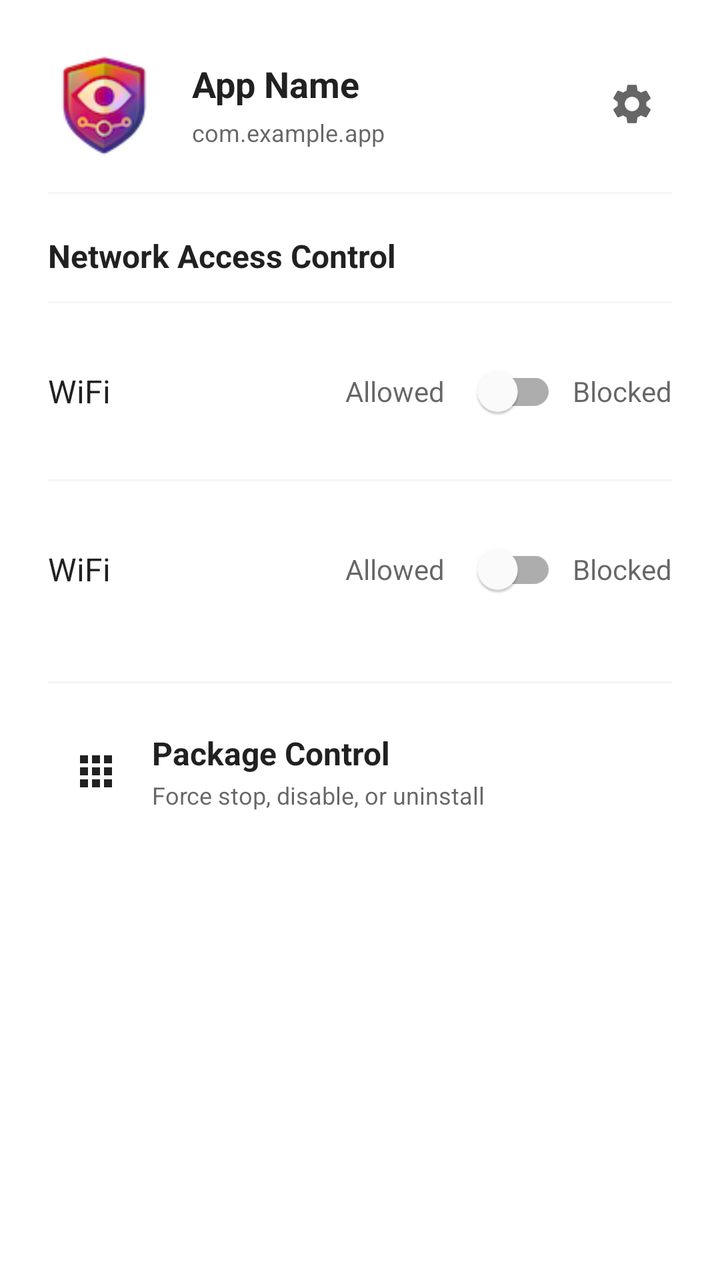
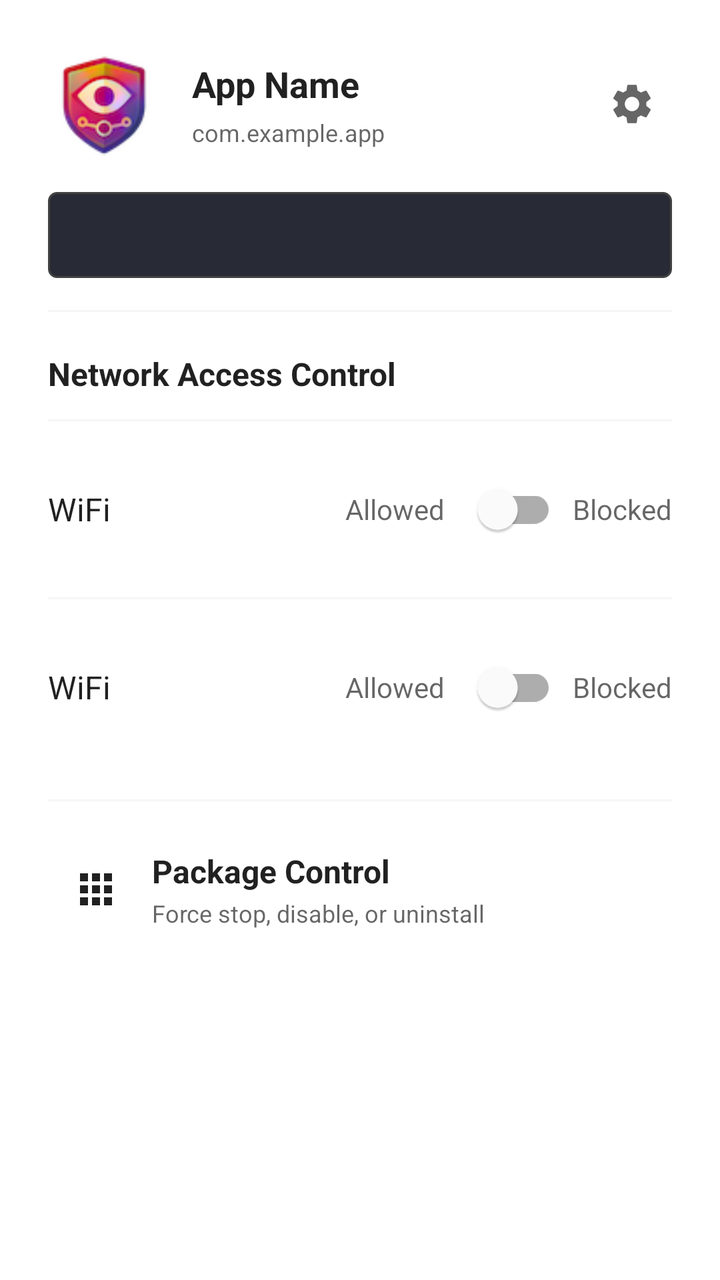

Before-and-after screenshots of an Android layout around one commit, followed by the original layout XML and the change that was made.
<!-- AndroidManifest.xml: fallback theme Theme.MaterialComponents.DayNight.NoActionBar -->
<!-- res/layout/bottom_sheet_package_action_granular.xml -->
<?xml version="1.0" encoding="utf-8"?>
<androidx.core.widget.NestedScrollView xmlns:android="http://schemas.android.com/apk/res/android"
    xmlns:app="http://schemas.android.com/apk/res-auto"
    android:layout_width="match_parent"
    android:layout_height="wrap_content"
    android:fillViewport="true">

    <LinearLayout
        android:layout_width="match_parent"
        android:layout_height="wrap_content"
        android:orientation="vertical"
        android:padding="24dp">

        
        <LinearLayout
            android:layout_width="match_parent"
            android:layout_height="wrap_content"
            android:orientation="horizontal"
            android:gravity="center_vertical"
            android:paddingBottom="16dp">

            <ImageView
                android:id="@+id/action_sheet_app_icon"
                android:layout_width="56dp"
                android:layout_height="56dp"
                android:src="@drawable/de1984_icon"
                android:contentDescription="@string/cd_app_icon" />

            <LinearLayout
                android:layout_width="0dp"
                android:layout_height="wrap_content"
                android:layout_weight="1"
                android:layout_marginStart="16dp"
                android:orientation="vertical">

                <TextView
                    android:id="@+id/action_sheet_app_name"
                    android:layout_width="match_parent"
                    android:layout_height="wrap_content"
                    android:text="@string/action_sheet_placeholder_app_name"
                    android:textSize="18sp"
                    android:textStyle="bold"
                    android:textColor="?android:attr/textColorPrimary"
                    android:maxLines="1"
                    android:ellipsize="end" />

                <TextView
                    android:id="@+id/action_sheet_package_name"
                    android:layout_width="match_parent"
                    android:layout_height="wrap_content"
                    android:layout_marginTop="4dp"
                    android:text="@string/action_sheet_placeholder_package_name"
                    android:textSize="12sp"
                    android:textColor="?android:attr/textColorSecondary"
                    android:maxLines="1"
                    android:ellipsize="end" />

            </LinearLayout>

            
            <ImageView
                android:id="@+id/action_sheet_settings_icon"
                android:layout_width="40dp"
                android:layout_height="40dp"
                android:layout_marginStart="8dp"
                android:src="@drawable/ic_settings"
                android:padding="8dp"
                android:background="?attr/selectableItemBackgroundBorderless"
                android:contentDescription="@string/cd_open_app_settings"
                app:tint="?android:attr/textColorSecondary" />

        </LinearLayout>

        
        <include
            android:id="@+id/protection_warning_banner"
            layout="@layout/protection_warning_banner"
            android:layout_width="match_parent"
            android:layout_height="wrap_content"
            android:visibility="gone" />

        
        <View
            android:layout_width="match_parent"
            android:layout_height="1dp"
            android:background="?android:attr/listDivider"
            android:alpha="0.3"
            android:layout_marginTop="0dp"
            android:layout_marginBottom="16dp" />

        
        <TextView
            android:layout_width="match_parent"
            android:layout_height="wrap_content"
            android:text="@string/action_sheet_section_network_access"
            android:textSize="16sp"
            android:textStyle="bold"
            android:textColor="?android:attr/textColorPrimary"
            android:layout_marginTop="4dp"
            android:paddingBottom="12dp" />

        
        <View
            android:layout_width="match_parent"
            android:layout_height="1dp"
            android:background="?android:attr/listDivider"
            android:alpha="0.3"
            android:layout_marginBottom="12dp" />

        
        <include
            android:id="@+id/wifi_toggle"
            layout="@layout/network_type_toggle"
            android:layout_width="match_parent"
            android:layout_height="wrap_content" />

        
        <View
            android:layout_width="match_parent"
            android:layout_height="1dp"
            android:background="?android:attr/listDivider"
            android:alpha="0.3"
            android:layout_marginTop="12dp"
            android:layout_marginBottom="12dp" />

        
        <include
            android:id="@+id/mobile_toggle"
            layout="@layout/network_type_toggle"
            android:layout_width="match_parent"
            android:layout_height="wrap_content" />

        
        <View
            android:id="@+id/roaming_divider"
            android:layout_width="match_parent"
            android:layout_height="1dp"
            android:background="?android:attr/listDivider"
            android:alpha="0.3"
            android:layout_marginTop="12dp"
            android:layout_marginBottom="12dp"
            android:visibility="gone" />

        
        <include
            android:id="@+id/roaming_toggle"
            layout="@layout/network_type_toggle"
            android:layout_width="match_parent"
            android:layout_height="wrap_content"
            android:visibility="gone" />

        
        <View
            android:id="@+id/lan_divider"
            android:layout_width="match_parent"
            android:layout_height="1dp"
            android:background="?android:attr/listDivider"
            android:alpha="0.3"
            android:layout_marginTop="12dp"
            android:layout_marginBottom="12dp"
            android:visibility="gone" />

        
        <include
            android:id="@+id/lan_toggle"
            layout="@layout/network_type_toggle"
            android:layout_width="match_parent"
            android:layout_height="wrap_content"
            android:visibility="gone" />

        
        <View
            android:id="@+id/foreground_only_divider"
            android:layout_width="match_parent"
            android:layout_height="1dp"
            android:background="?android:attr/listDivider"
            android:alpha="0.3"
            android:layout_marginTop="12dp"
            android:layout_marginBottom="12dp"
            android:visibility="gone" />

        
        <include
            android:id="@+id/foreground_only_toggle"
            layout="@layout/network_type_toggle"
            android:layout_width="match_parent"
            android:layout_height="wrap_content"
            android:visibility="gone" />

        
        <LinearLayout
            android:id="@+id/loading_indicator"
            android:layout_width="match_parent"
            android:layout_height="wrap_content"
            android:orientation="horizontal"
            android:gravity="center"
            android:padding="16dp"
            android:visibility="gone">

            <ProgressBar
                android:layout_width="24dp"
                android:layout_height="24dp"
                android:indeterminate="true" />

            <TextView
                android:layout_width="wrap_content"
                android:layout_height="wrap_content"
                android:layout_marginStart="12dp"
                android:text="@string/action_sheet_status_updating"
                android:textSize="14sp"
                android:textColor="?android:attr/textColorSecondary" />

        </LinearLayout>

        
        <TextView
            android:id="@+id/info_message"
            android:layout_width="match_parent"
            android:layout_height="wrap_content"
            android:layout_marginTop="16dp"
            android:textSize="12sp"
            android:textColor="?android:attr/textColorSecondary"
            android:gravity="center"
            android:alpha="0.7"
            android:lineSpacingMultiplier="1.2"
            android:visibility="gone" />

        
        <View
            android:layout_width="match_parent"
            android:layout_height="1dp"
            android:background="?android:attr/listDivider"
            android:alpha="0.3"
            android:layout_marginTop="24dp"
            android:layout_marginBottom="12dp" />

        
        <LinearLayout
            android:id="@+id/manage_app_action"
            android:layout_width="match_parent"
            android:layout_height="wrap_content"
            android:orientation="horizontal"
            android:padding="12dp"
            android:gravity="center_vertical"
            android:background="?attr/selectableItemBackground"
            android:clickable="true"
            android:focusable="true">

            <ImageView
                android:layout_width="24dp"
                android:layout_height="24dp"
                android:src="@drawable/ic_apps"
                app:tint="?android:attr/textColorPrimary"
                android:contentDescription="@string/cd_package_control_icon" />

            <LinearLayout
                android:layout_width="0dp"
                android:layout_height="wrap_content"
                android:layout_weight="1"
                android:layout_marginStart="16dp"
                android:orientation="vertical">

                <TextView
                    android:layout_width="match_parent"
                    android:layout_height="wrap_content"
                    android:text="@string/action_sheet_section_package_control"
                    android:textSize="16sp"
                    android:textStyle="bold"
                    android:textColor="?android:attr/textColorPrimary" />

                <TextView
                    android:layout_width="match_parent"
                    android:layout_height="wrap_content"
                    android:layout_marginTop="2dp"
                    android:text="@string/action_sheet_section_package_control_desc"
                    android:textSize="12sp"
                    android:textColor="?android:attr/textColorSecondary" />

            </LinearLayout>

        </LinearLayout>

    </LinearLayout>

</androidx.core.widget.NestedScrollView>
<!-- res/layout/protection_warning_banner.xml (included above) -->
<?xml version="1.0" encoding="utf-8"?>
<LinearLayout xmlns:android="http://schemas.android.com/apk/res/android"
    xmlns:app="http://schemas.android.com/apk/res-auto"
    android:layout_width="match_parent"
    android:layout_height="wrap_content"
    android:orientation="vertical"
    android:background="@drawable/warning_banner_background"
    android:padding="12dp"
    android:layout_marginTop="0dp"
    android:layout_marginBottom="4dp">

    
    <TextView
        android:id="@+id/banner_title"
        android:layout_width="match_parent"
        android:layout_height="wrap_content"
        android:text="@string/protection_banner_title"
        android:textSize="14sp"
        android:textStyle="bold"
        android:textColor="@color/warning_orange" />

    
    <TextView
        android:id="@+id/banner_message"
        android:layout_width="match_parent"
        android:layout_height="wrap_content"
        android:layout_marginTop="4dp"
        android:text="@string/protection_banner_message_firewall"
        android:textSize="12sp"
        android:textColor="?android:attr/textColorSecondary"
        android:lineSpacingMultiplier="1.2" />

    
    <com.google.android.material.button.MaterialButton
        android:id="@+id/banner_settings_button"
        style="@style/Widget.Material3.Button.TextButton"
        android:layout_width="wrap_content"
        android:layout_height="wrap_content"
        android:layout_marginTop="4dp"
        android:text="@string/protection_banner_button"
        android:textSize="12sp"
        android:minHeight="36dp"
        android:paddingTop="4dp"
        android:paddingBottom="4dp"
        app:icon="@drawable/ic_settings"
        app:iconSize="16dp"
        android:layout_gravity="end" />

</LinearLayout>
<!-- res/layout/network_type_toggle.xml (included above) -->
<?xml version="1.0" encoding="utf-8"?>
<LinearLayout xmlns:android="http://schemas.android.com/apk/res/android"
    xmlns:app="http://schemas.android.com/apk/res-auto"
    android:layout_width="match_parent"
    android:layout_height="wrap_content"
    android:orientation="horizontal"
    android:gravity="center_vertical"
    android:paddingVertical="8dp">

    
    <LinearLayout
        android:layout_width="0dp"
        android:layout_height="wrap_content"
        android:layout_weight="1"
        android:orientation="vertical">

        
        <TextView
            android:id="@+id/network_type_label"
            android:layout_width="match_parent"
            android:layout_height="wrap_content"
            android:text="@string/firewall_network_label_wifi"
            android:textSize="16sp"
            android:textColor="?android:attr/textColorPrimary" />

        
        <TextView
            android:id="@+id/network_type_subtitle"
            android:layout_width="match_parent"
            android:layout_height="wrap_content"
            android:textSize="12sp"
            android:textColor="?android:attr/textColorSecondary"
            android:visibility="gone" />

    </LinearLayout>

    
    <TextView
        android:id="@+id/label_left"
        android:layout_width="wrap_content"
        android:layout_height="wrap_content"
        android:text="@string/firewall_state_allowed"
        android:textSize="14sp"
        android:textColor="?android:attr/textColorSecondary"
        android:layout_marginEnd="8dp" />

    
    <com.google.android.material.switchmaterial.SwitchMaterial
        android:id="@+id/toggle_switch"
        android:layout_width="wrap_content"
        android:layout_height="wrap_content"
        android:layout_marginEnd="8dp" />

    
    <TextView
        android:id="@+id/label_right"
        android:layout_width="wrap_content"
        android:layout_height="wrap_content"
        android:text="@string/firewall_state_blocked"
        android:textSize="14sp"
        android:textColor="?android:attr/textColorSecondary" />

</LinearLayout>
<!-- resources referenced by this layout -->
<resources>
  <color name="warning_orange">#FF9800</color>
  <!-- drawable de1984_icon: png bitmap (drawable, 8394 bytes) -->
  <!-- drawable ic_apps (drawable) -->
  <vector xmlns:android="http://schemas.android.com/apk/res/android"
      android:width="24dp"
      android:height="24dp"
      android:viewportWidth="24"
      android:viewportHeight="24">
      <path
          android:fillColor="@android:color/white"
          android:pathData="M4,8h4V4H4v4zM10,20h4v-4h-4v4zM4,20h4v-4H4v4zM4,14h4v-4H4v4zM10,14h4v-4h-4v4zM16,4v4h4V4h-4zM10,8h4V4h-4v4zM16,14h4v-4h-4v4zM16,20h4v-4h-4v4z"/>
  </vector>
  <!-- drawable ic_settings (drawable) -->
  <vector xmlns:android="http://schemas.android.com/apk/res/android"
      android:width="24dp"
      android:height="24dp"
      android:viewportWidth="24"
      android:viewportHeight="24">
      <path
          android:fillColor="@android:color/white"
          android:pathData="M19.14,12.94c0.04,-0.3 0.06,-0.61 0.06,-0.94c0,-0.32 -0.02,-0.64 -0.07,-0.94l2.03,-1.58c0.18,-0.14 0.23,-0.41 0.12,-0.61l-1.92,-3.32c-0.12,-0.22 -0.37,-0.29 -0.59,-0.22l-2.39,0.96c-0.5,-0.38 -1.03,-0.7 -1.62,-0.94L14.4,2.81c-0.04,-0.24 -0.24,-0.41 -0.48,-0.41h-3.84c-0.24,0 -0.43,0.17 -0.47,0.41L9.25,5.35C8.66,5.59 8.12,5.92 7.63,6.29L5.24,5.33c-0.22,-0.08 -0.47,0 -0.59,0.22L2.74,8.87C2.62,9.08 2.66,9.34 2.86,9.48l2.03,1.58C4.84,11.36 4.8,11.69 4.8,12s0.02,0.64 0.07,0.94l-2.03,1.58c-0.18,0.14 -0.23,0.41 -0.12,0.61l1.92,3.32c0.12,0.22 0.37,0.29 0.59,0.22l2.39,-0.96c0.5,0.38 1.03,0.7 1.62,0.94l0.36,2.54c0.05,0.24 0.24,0.41 0.48,0.41h3.84c0.24,0 0.44,-0.17 0.47,-0.41l0.36,-2.54c0.59,-0.24 1.13,-0.56 1.62,-0.94l2.39,0.96c0.22,0.08 0.47,0 0.59,-0.22l1.92,-3.32c0.12,-0.22 0.07,-0.47 -0.12,-0.61L19.14,12.94zM12,15.6c-1.98,0 -3.6,-1.62 -3.6,-3.6s1.62,-3.6 3.6,-3.6s3.6,1.62 3.6,3.6S13.98,15.6 12,15.6z"/>
  </vector>
  <!-- drawable warning_banner_background (drawable) -->
  <?xml version="1.0" encoding="utf-8"?>
  <shape xmlns:android="http://schemas.android.com/apk/res/android"
      android:shape="rectangle">
      <solid android:color="#1AFF9800" />
      <corners android:radius="8dp" />
      <stroke
          android:width="1dp"
          android:color="#4DFF9800" />
  </shape>
  <string name="action_sheet_placeholder_app_name">App Name</string>
  <string name="action_sheet_placeholder_package_name">com.example.app</string>
  <string name="action_sheet_section_network_access">Network Access Control</string>
  <string name="action_sheet_section_package_control">Package Control</string>
  <string name="action_sheet_section_package_control_desc">Force stop, disable, or uninstall</string>
  <string name="action_sheet_status_updating">Updating...</string>
  <string name="cd_app_icon">App icon</string>
  <string name="cd_open_app_settings">Open app settings</string>
  <string name="cd_package_control_icon">Package control icon</string>
  <string name="firewall_network_label_wifi">WiFi</string>
  <string name="firewall_state_allowed">Allowed</string>
  <string name="firewall_state_blocked">Blocked</string>
  <string name="protection_banner_button">Settings</string>
  <string name="protection_banner_message_firewall">This package is protected by default. Enable \'Allow Firewall Critical Packages\' in Settings to modify network access.</string>
  <string name="protection_banner_title">🛡️ Protected Package</string>
</resources>

<!-- the commit's change to res/layout/bottom_sheet_package_action_granular.xml (unified diff, before → after) -->
@@ -70,6 +70,16 @@
                 app:tint="?android:attr/textColorSecondary" />
 
         </LinearLayout>
+
+        <TextView
+            android:id="@+id/internet_recommendation"
+            android:layout_width="match_parent"
+            android:layout_height="wrap_content"
+            android:layout_marginBottom="16dp"
+            android:padding="12dp"
+            android:background="@drawable/affects_info_box_background"
+            android:textColor="?android:attr/textColorPrimary"
+            android:textSize="14sp" />
 
         
         <include
<!-- resource entries referenced after the edit -->
@@ -1,6 +1,16 @@
 <!-- resources referenced by this layout -->
 <resources>
   <color name="warning_orange">#FF9800</color>
+  <!-- drawable affects_info_box_background (drawable) -->
+  <?xml version="1.0" encoding="utf-8"?>
+  <shape xmlns:android="http://schemas.android.com/apk/res/android"
+      android:shape="rectangle">
+      <solid android:color="@color/affects_info_box_background" />
+      <stroke
+          android:width="1dp"
+          android:color="@color/affects_info_box_stroke" />
+      <corners android:radius="4dp" />
+  </shape>
   <!-- drawable de1984_icon: png bitmap (drawable, 8394 bytes) -->
   <!-- drawable ic_apps (drawable) -->
   <vector xmlns:android="http://schemas.android.com/apk/res/android"
@@ -47,5 +57,7 @@
   <string name="protection_banner_button">Settings</string>
   <string name="protection_banner_message_firewall">This package is protected by default. Enable \'Allow Firewall Critical Packages\' in Settings to modify network access.</string>
   <string name="protection_banner_title">🛡️ Protected Package</string>
+  <color name="affects_info_box_background">#282A36</color>
+  <color name="affects_info_box_stroke">#424242</color>
 </resources>
 
